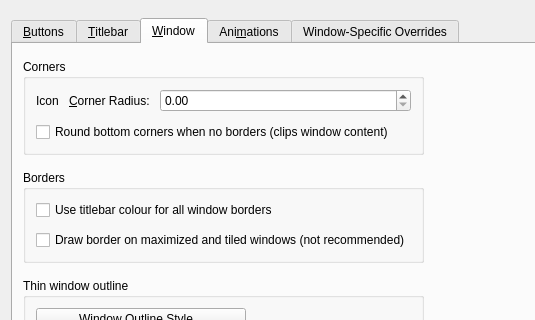
Before: the Qt Designer form kdecoration/config/ui/breezeconfigurationui.ui in paulmcauley/klassy, drawn with Qt 5; both pictures show x 0 to 535 and y 0 to 320 of the 729 by 630 pixel window.
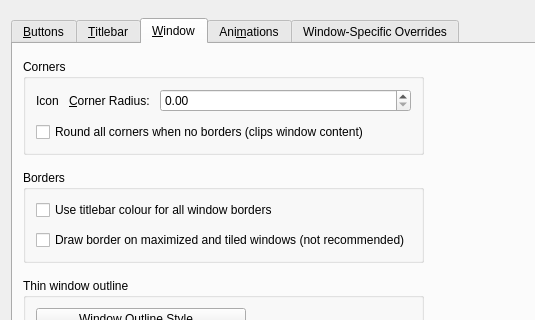
After: the same form once the commit is applied. The open tabs and pages were chosen to show the change. Icons and pictures are not drawn. Custom widgets are drawn as their Qt base class.

Commit message:
Fix several issues with borders
Extended resize borders are now added when the titlebar top margin is
very small.

Extended resize border is tweaked to be slightly smaller.

Top corners can now be rounded when no borders (applies when tilebar is
hidden).

Hidden titlebar border outlines and window shapes are now
corrected. Separator is no longer drawn in kstyle when hidden titlebar.

What changed in the file:
```diff
--- a/kdecoration/config/ui/breezeconfigurationui.ui
+++ b/kdecoration/config/ui/breezeconfigurationui.ui
@@ -1305,7 +1305,7 @@
                <string>&lt;html&gt;&lt;head/&gt;&lt;body&gt;&lt;p&gt;&lt;br/&gt;&lt;/p&gt;&lt;/body&gt;&lt;/html&gt;</string>
               </property>
               <property name="text">
-               <string>Round bottom corners when no borders (clips window content)</string>
+               <string>Round all corners when no borders (clips window content)</string>
               </property>
              </widget>
             </item>
```
Left out of the diff: 4 changed lines with no effect on the pictures. The commit also changes 24 other files.
